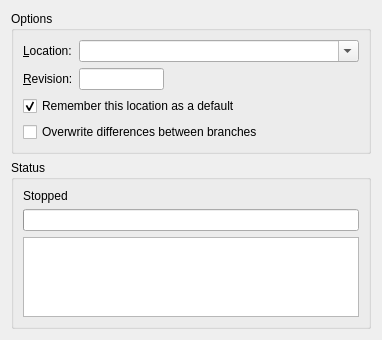
Before: the Qt Designer form ui/pull.ui in breezy-team/qbrz, drawn with Qt 5.
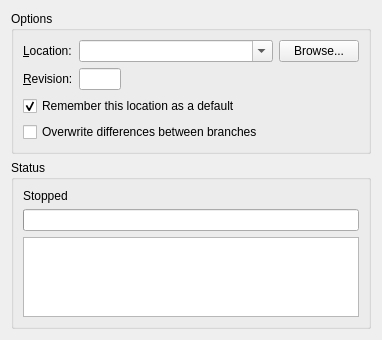
After: the same form once the commit is applied.

Commit message: First pass at giving pull, push and branch dialogs directory choosers.

What changed in the file:
```diff
--- a/ui/pull.ui
+++ b/ui/pull.ui
@@ -33,6 +33,13 @@
         </property>
        </widget>
       </item>
+      <item row="0" column="3" >
+       <widget class="QPushButton" name="location_picker" >
+        <property name="text" >
+         <string>Browse...</string>
+        </property>
+       </widget>
+      </item>
       <item row="1" column="0" >
        <widget class="QLabel" name="label_3" >
         <property name="text" >
```
The commit also changes 3 other files.
